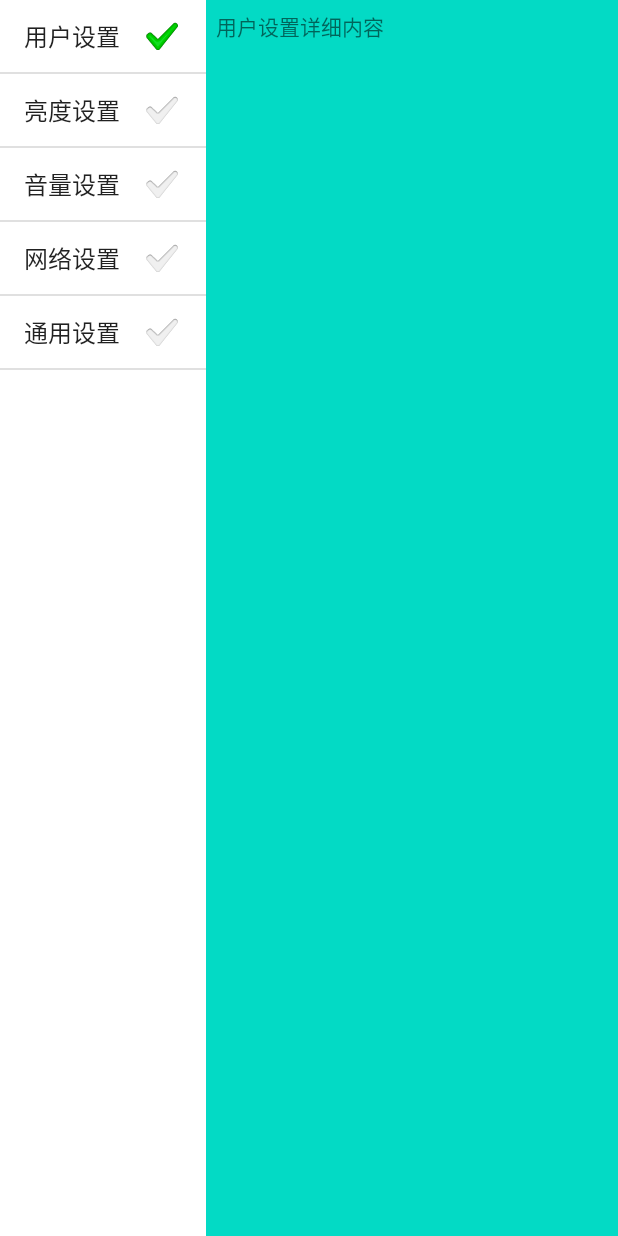
After one commit to xiaowei957/App2.1, an Android app: the SettingActivity screen opened directly, with no data from a screen before it, on a phone screen of 412 x 824 dp. The commit adds this screen. Run offline under Robolectric (Android 15) with nearby library versions, the phone set to English and light mode, and no system bars; 1 statement that could not run was skipped.

Commit message:
homework3

```diff
--- a/app/src/main/AndroidManifest.xml
+++ b/app/src/main/AndroidManifest.xml
@@ -37,6 +37,18 @@
                 <category android:name="android.intent.category.LAUNCHER" />
             </intent-filter>
         </activity>
+        <activity
+            android:name=".SettingActivity"
+
+            android:exported="true">
+            <intent-filter>
+                <action android:name="android.intent.action.MAIN" />
+
+                <category android:name="android.intent.category.LAUNCHER" />
+            </intent-filter>
+        </activity>
+
+
     </application>
 
 </manifest>
--- a/app/src/main/java/com/example/app2/MainActivity.java
+++ b/app/src/main/java/com/example/app2/MainActivity.java
@@ -21,12 +21,8 @@ public class MainActivity extends ListActivity {
     @Override
     protected void onCreate(Bundle savedInstanceState) {
         super.onCreate(savedInstanceState);
-
-        //        拿到数据
         Intent intent = getIntent();
         String name = intent.getStringExtra("name");
-
-//        数据存放
         int[] num = new int[]{1,2,3,4,5};
         String[] names = new String[]{name,name,name,name,name};
         List<Map<String,Object>> item = new ArrayList<>();
@@ -44,8 +40,6 @@ public class MainActivity extends ListActivity {
                 new int[]{R.id.item_num, R.id.item_user});
         this.setListAdapter(ad);
     }
-
-    //        点击事件
     @Override
     protected void onListItemClick(ListView l, View v, int position, long id) {
         super.onListItemClick(l, v, position, id);
@@ -55,7 +49,12 @@ public class MainActivity extends ListActivity {
             startActivity(intent);
         }
         Toast.makeText(this,"您选择了第"+ index +"项",Toast.LENGTH_SHORT).show();
-
-
+        if (index == 2){
+            Intent intent = new Intent(MainActivity.this, SettingActivity.class);
+            Bundle bundle = new Bundle();
+            bundle.putString("name", "zhaojiaqi");
+            intent.putExtras(bundle);
+            startActivity(intent);
+        }
     }
 }
--- /dev/null
+++ b/app/src/main/java/com/example/app2/ResultFragment.java
@@ -0,0 +1,35 @@
+package com.example.app2;
+import android.app.Fragment;
+import android.os.Bundle;
+import android.view.LayoutInflater;
+import android.view.View;
+import android.view.ViewGroup;
+import android.widget.ScrollView;
+import android.widget.TextView;
+
+public class ResultFragment extends android.app.Fragment {
+    String[] strings = new String[]{"用户设置详细内容","亮度设置详细内容","音量设置详细内容",
+            "网络设置详细内容","通用设置详细内容"};
+    public static ResultFragment newInstance(int aIndex){
+        ResultFragment resultFragment = new ResultFragment();
+        Bundle bundle = new Bundle();
+        bundle.putInt("aIndex",aIndex);
+        resultFragment.setArguments(bundle);
+        return resultFragment;
+    }
+    public int getShownIndex(){
+        return getArguments().getInt("aIndex",0);
+    }
+    @Override
+    public View onCreateView(LayoutInflater inflater, ViewGroup container, Bundle savedInstanceState) {
+        if (container == null){
+            return null;
+        }
+        ScrollView scrollView = new ScrollView(getActivity());
+        TextView textView = new TextView(getActivity());
+        textView.setPadding(10,10,10,10);
+        scrollView.addView(textView);
+        textView.setText(strings[getShownIndex()]);
+        return scrollView;
+    }
+}
--- /dev/null
+++ b/app/src/main/java/com/example/app2/SettingActivity.java
@@ -0,0 +1,18 @@
+package com.example.app2;
+
+import android.app.Activity;
+import android.os.Bundle;
+import android.widget.Toast;
+
+import androidx.annotation.Nullable;
+
+public class SettingActivity extends Activity {
+    @Override
+    protected void onCreate(@Nullable Bundle savedInstanceState) {
+        super.onCreate(savedInstanceState);
+        setContentView(R.layout.setting);
+        String name = getIntent().getExtras().getString("name");
+        Toast.makeText(SettingActivity.this, "欢迎来到"+name+"用户的设置", Toast.LENGTH_LONG).show();
+    }
+
+}
--- /dev/null
+++ b/app/src/main/java/com/example/app2/SettingFragment.java
@@ -0,0 +1,48 @@
+package com.example.app2;
+
+import android.app.Fragment;
+import android.app.FragmentTransaction;
+import android.os.Bundle;
+import android.util.Log;
+import android.view.View;
+import android.widget.ArrayAdapter;
+import android.widget.ListView;
+
+import androidx.annotation.Nullable;
+
+public class SettingFragment extends android.app.ListFragment {
+
+    int index = 0;
+
+    @Override
+    public void onActivityCreated(@Nullable Bundle savedInstanceState) {
+        super.onActivityCreated(savedInstanceState);
+        String[] strings = new String[]{"用户设置","亮度设置","音量设置","网络设置","通用设置"};
+        setListAdapter(new ArrayAdapter<String>(getActivity(),android.R.layout.simple_list_item_checked,strings));
+        if (savedInstanceState != null){
+            index = savedInstanceState.getInt("curChoice",0);
+        }
+        getListView().setChoiceMode(ListView.CHOICE_MODE_SINGLE);
+        showDetails(index);
+    }
+    @Override
+    public void onSaveInstanceState(Bundle outState) {
+        super.onSaveInstanceState(outState);
+        outState.putInt("curChoice",index);
+    }
+    @Override
+    public void onListItemClick(ListView l, View v, int position, long id) {
+        showDetails(position);
+    }
+    void showDetails(int aIndex){
+        getListView().setItemChecked(aIndex,true);
+        ResultFragment results = (ResultFragment) getFragmentManager().findFragmentById(R.id.result);
+        if (results == null || results.getShownIndex() != aIndex){
+            results = ResultFragment.newInstance(aIndex);
+            FragmentTransaction f = getFragmentManager().beginTransaction();
+            f.replace(R.id.result,results);
+            f.setTransition(f.TRANSIT_FRAGMENT_FADE);
+            f.commit();
+        }
+    }
+}
--- /dev/null
+++ b/app/src/main/res/layout/setting.xml
@@ -0,0 +1,22 @@
+<?xml version="1.0" encoding="utf-8"?>
+<LinearLayout xmlns:android="http://schemas.android.com/apk/res/android"
+    xmlns:tools="http://schemas.android.com/tools"
+    android:orientation="horizontal"
+    android:layout_width="match_parent"
+    android:layout_height="match_parent">
+
+    <fragment
+        android:name="com.example.app2.SettingFragment"
+        android:id="@+id/setting"
+        android:layout_width="0dp"
+        android:layout_height="match_parent"
+        android:layout_weight="1"/>
+    <FrameLayout
+        android:layout_width="0px"
+        android:layout_height="match_parent"
+        android:layout_weight="2"
+        android:id="@+id/result"
+        android:background="@color/teal_200"
+        tools:ignore="Suspicious0dp"/>
+
+</LinearLayout>
```
Also changed, not shown: app/src/main/java/com/example/app2/ImageActivity.java (+0 -14 lines), app/src/main/java/com/example/app2/LoginActivity.java (+0 -7 lines).
